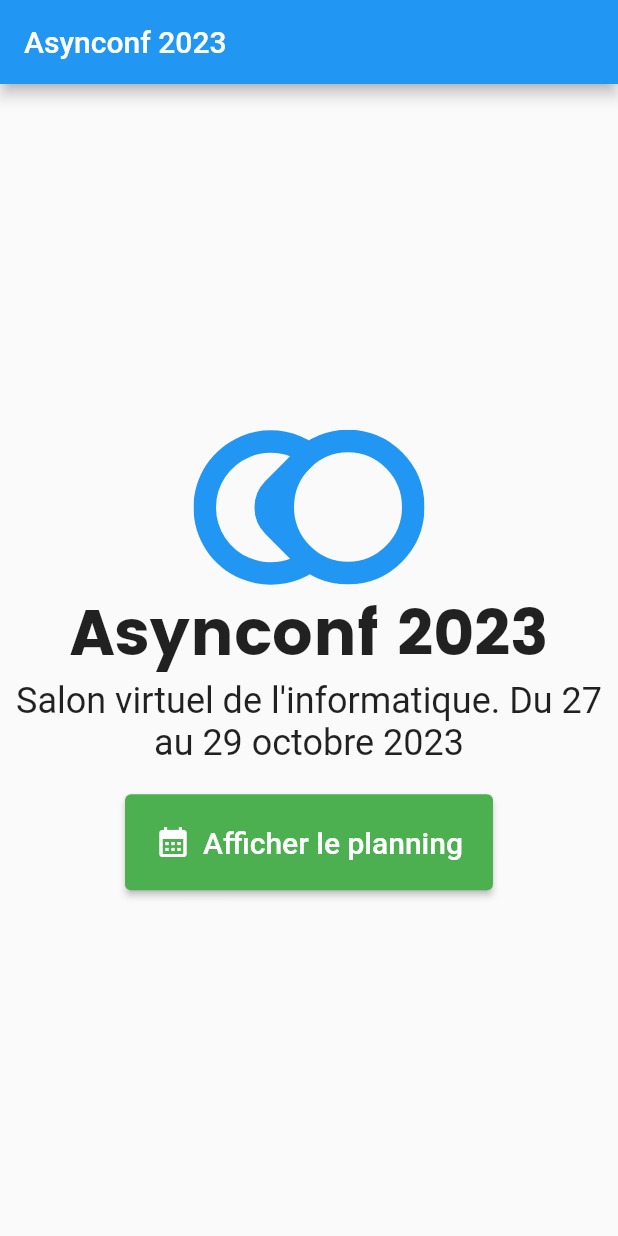
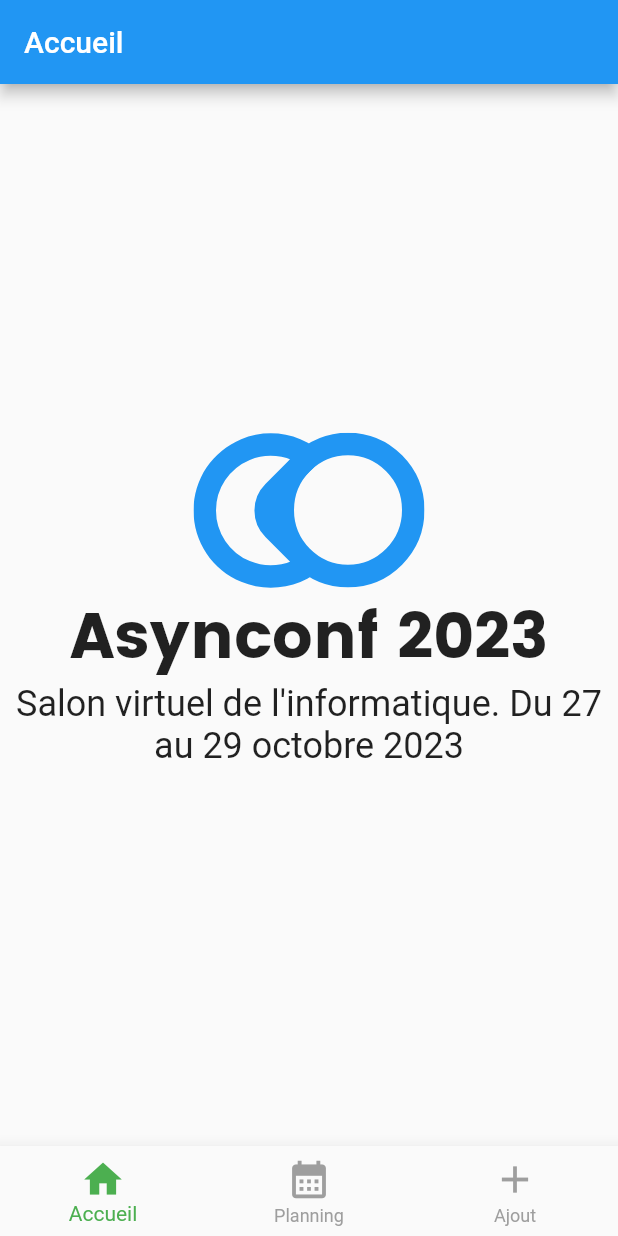
Before and after one commit to NicolasROSSAT69/asynconf, a Flutter app: the screen it shows after launch, on a phone screen of 412 x 824 dp. Run offline on Flutter 3.47's test engine with Material 2 defaults, Android fonts, the phone set to English and light mode, and no system bars; our stand-ins replace flutter_svg.

Commit message:
Ajout bottom Navigation Bar

```diff
--- a/lib/main.dart
+++ b/lib/main.dart
@@ -1,16 +1,71 @@
+import 'package:asynconf/pages/add_event_page.dart';
+import 'package:asynconf/pages/event_page.dart';
 import 'package:asynconf/pages/home_page.dart';
 import 'package:flutter/material.dart';
 
 void main() {
   runApp(const MyApp());
 }
-class MyApp extends StatelessWidget {
-  const MyApp ({super.key});
+class MyApp extends StatefulWidget {
+  const MyApp({super.key});
+
+  @override
+  State<MyApp> createState() => _MyAppState();
+}
+
+class _MyAppState extends State<MyApp> {
+
+  //Selection actuelle BottomNavigationBar
+  int _currentIndex = 0;
+
+  //Changement de selection BottomNavigationBar
+  setCurrentIndex(int index) {
+    setState(() {
+      _currentIndex = index;
+    });
+  }
 
   @override
   Widget build(BuildContext context) {
-    return const MaterialApp(
-      home: HomePage(),
+    return MaterialApp(
+      home: Scaffold(
+        appBar: AppBar(
+          title: [
+            const Text("Accueil"),
+            const Text("Planning"),
+            const Text("Ajout")
+          ][_currentIndex],
+        ),
+        // Changement de page en fonction de _currentIndex
+        body: [
+          HomePage(),
+          EventPage(),
+          AddEventPage()
+        ][_currentIndex],
+        bottomNavigationBar: BottomNavigationBar(
+          currentIndex: _currentIndex,
+          onTap: (index) => setCurrentIndex(index),
+          type: BottomNavigationBarType.fixed,
+          selectedItemColor: Colors.green,
+          unselectedItemColor: Colors.grey,
+          iconSize: 30,
+          elevation: 10,
+          items: const [
+            BottomNavigationBarItem(
+                icon: Icon(Icons.home),
+                label: 'Accueil'
+            ),
+            BottomNavigationBarItem(
+                icon: Icon(Icons.calendar_month),
+                label: 'Planning'
+            ),
+            BottomNavigationBarItem(
+                icon: Icon(Icons.add),
+                label: 'Ajout'
+            ),
+          ],
+        ),
+      ),
     );
   }
 }
--- /dev/null
+++ b/lib/pages/add_event_page.dart
@@ -0,0 +1,12 @@
+import 'package:flutter/material.dart';
+
+class AddEventPage extends StatelessWidget {
+  const AddEventPage({super.key});
+
+  @override
+  Widget build(BuildContext context) {
+    return const Center(
+      child: Text("Formulaire d'ajout de conférence"),
+    );
+  }
+}
--- a/lib/pages/event_page.dart
+++ b/lib/pages/event_page.dart
@@ -32,11 +32,7 @@ class _EventPageState extends State<EventPage> {
 
   @override
   Widget build(BuildContext context) {
-    return Scaffold(
-      appBar: AppBar(
-        title: const Text("Planning du salon"),
-      ),
-      body: Center(
+    return Center(
       child: ListView.builder(
         itemCount: events.length,
         itemBuilder: (context, index) {
@@ -52,12 +48,11 @@ class _EventPageState extends State<EventPage> {
               leading: Image.asset("assets/images/$avatar.jpg"),
               title: Text('$speaker ($date)'),
               subtitle: Text('$subject'),
-                trailing: const Icon(Icons.more_vert),
+              trailing: const Icon(Icons.info),
             ),
           );
         },
       ),
-      ),
     );
   }
 }
--- a/lib/pages/home_page.dart
+++ b/lib/pages/home_page.dart
@@ -10,11 +10,7 @@ class HomePage extends StatelessWidget {
 
   @override
   Widget build(BuildContext context) {
-    return Scaffold(
-        appBar: AppBar(
-          title: const Text("Asynconf 2023"),
-        ),
-        body: Center(
+    return Center(
         child: Column(
           mainAxisAlignment: MainAxisAlignment.center,
           children: [
@@ -37,28 +33,7 @@ class HomePage extends StatelessWidget {
               textAlign: TextAlign.center,
             ),
             const Padding(padding: EdgeInsets.only(top: 20)),
-                ElevatedButton.icon(
-                    style: const ButtonStyle(
-                        padding: MaterialStatePropertyAll(EdgeInsets.all(20)),
-                        backgroundColor: MaterialStatePropertyAll(Colors.green)
-                    ),
-                    onPressed: () {
-                      Navigator.push(
-                          context,
-                          PageRouteBuilder(
-                              pageBuilder: (_, __, ___) => const EventPage()
-                          )
-                      );
-                    },
-                    label: const Text("Afficher le planning",
-                      style: TextStyle(
-                          fontSize: 20
-                      ),
-                    ),
-                    icon: const Icon(Icons.calendar_month)
-                )
           ],
-            )
         )
     );
   }
```
Lines whose indentation alone changed are shown as unchanged.
